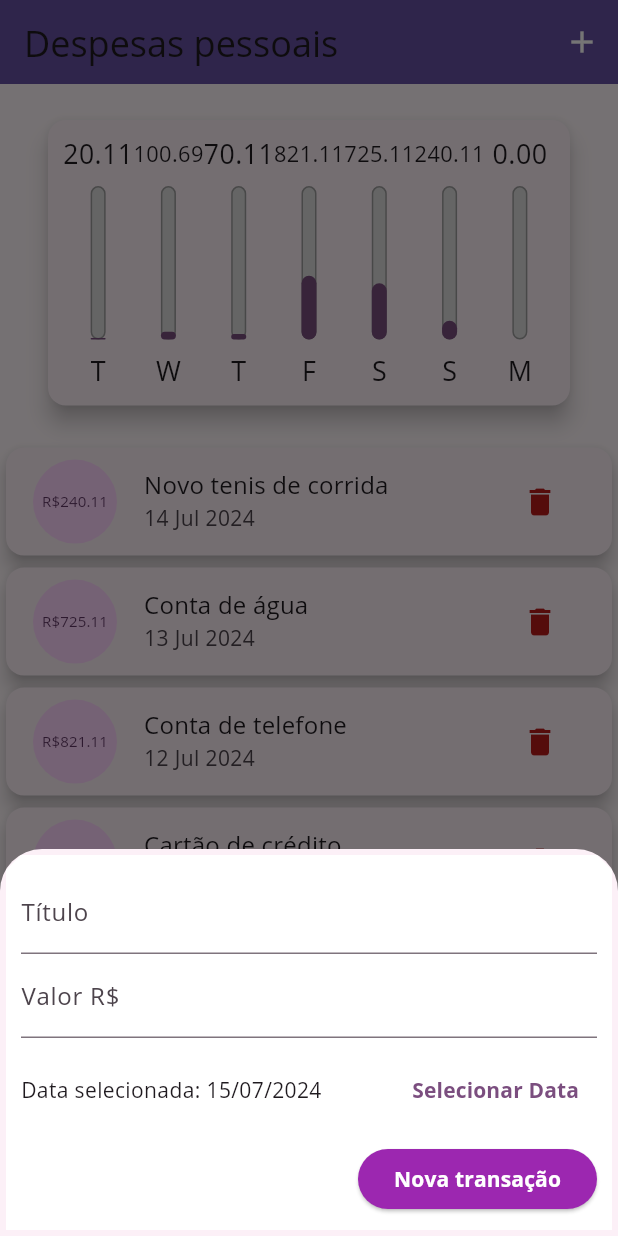
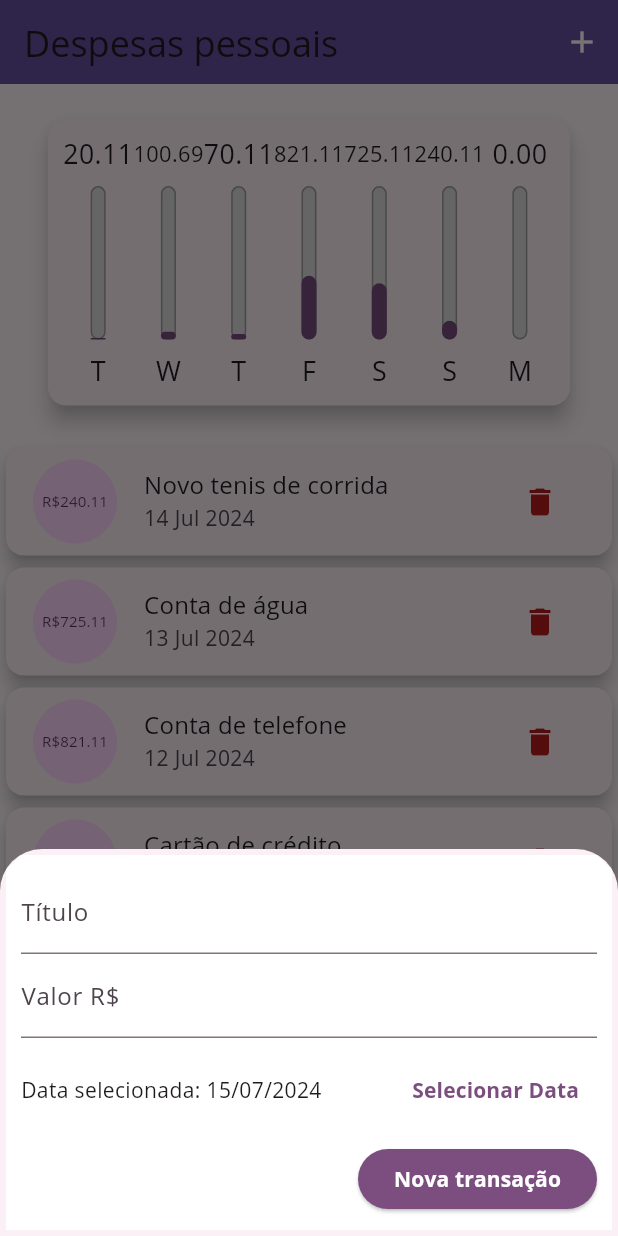
Before and after one commit to lipenathan/expenses, a Flutter app: the screen it shows after launch, after a tap on the "delete" icon, after a tap on the "add" icon, on a phone screen of 412 x 824 dp. Run offline on Flutter 3.47's test engine with Material 3 defaults, Android fonts, the phone set to English and light mode, and no system bars.

Commit message:
botão customizado que se adapta para cada sistema operacional

```diff
--- /dev/null
+++ b/lib/components/adaptative_button.dart
@@ -0,0 +1,26 @@
+import 'dart:io';
+
+import 'package:flutter/cupertino.dart';
+import 'package:flutter/material.dart';
+
+class AdaptativeButton extends StatelessWidget {
+  final String label;
+  final Function() onPressed;
+
+  AdaptativeButton({required this.label, required this.onPressed});
+
+  @override
+  Widget build(BuildContext context) {
+    return Platform.isIOS
+        ? CupertinoButton(
+            child: Text(label, style: TextStyle(color: Colors.white)),
+            padding: EdgeInsets.symmetric(horizontal: 20),
+            onPressed: onPressed,
+            color: Theme.of(context).primaryColor)
+        : ElevatedButton(
+            onPressed: onPressed,
+            child: Text(label, style: TextStyle(color: Colors.white)),
+            style: ElevatedButton.styleFrom(backgroundColor: Theme.of(context).primaryColor),
+          );
+  }
+}
--- a/lib/components/transaction_form.dart
+++ b/lib/components/transaction_form.dart
@@ -1,5 +1,7 @@
 import 'package:flutter/material.dart';
 import 'package:intl/intl.dart';
+
+import 'adaptative_button.dart';
 
 class TransactionForm extends StatefulWidget {
   final void Function(String, double, DateTime) onSubmit;
@@ -74,11 +76,11 @@ class _TransactionFormState extends State<TransactionForm> {
             Row(
               mainAxisAlignment: MainAxisAlignment.end,
               children: [
-                ElevatedButton(
+                AdaptativeButton(
                   onPressed: () {
                     _submitForm();
                   },
-                  child: Text("Nova transação", style: Theme.of(context).textTheme.labelLarge),
+                  label:"Nova transação",
                 ),
               ],
             )
```
